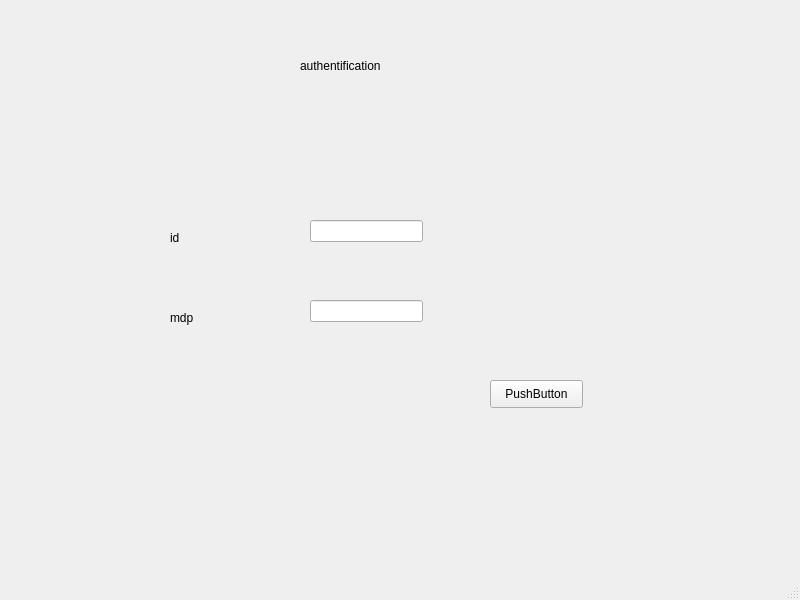
First picture: the form in mainwindow.ui, repository taiefhilali/THE_MUNCH_CULTURE, before the edit.
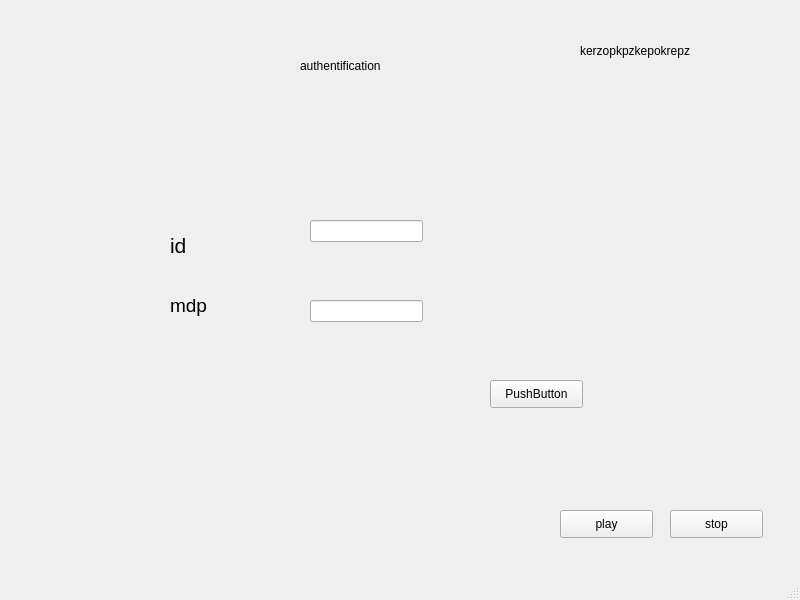
Second picture: the form after the edit.

What changed in the file:
```diff
--- a/mainwindow.ui
+++ b/mainwindow.ui
@@ -32,25 +32,25 @@
      <rect>
       <x>170</x>
       <y>230</y>
-      <width>55</width>
-      <height>16</height>
+      <width>81</width>
+      <height>31</height>
      </rect>
     </property>
     <property name="text">
-     <string>id</string>
+     <string>&lt;html&gt;&lt;head/&gt;&lt;body&gt;&lt;p&gt;&lt;span style=&quot; font-size:16pt; color:#000000;&quot;&gt;id&lt;/span&gt;&lt;/p&gt;&lt;/body&gt;&lt;/html&gt;</string>
     </property>
    </widget>
    <widget class="QLabel" name="label_3">
     <property name="geometry">
      <rect>
       <x>170</x>
-      <y>310</y>
-      <width>55</width>
-      <height>16</height>
+      <y>290</y>
+      <width>71</width>
+      <height>31</height>
      </rect>
     </property>
     <property name="text">
-     <string>mdp</string>
+     <string>&lt;html&gt;&lt;head/&gt;&lt;body&gt;&lt;p&gt;&lt;span style=&quot; font-size:14pt; color:#000000;&quot;&gt;mdp&lt;/span&gt;&lt;/p&gt;&lt;/body&gt;&lt;/html&gt;</string>
     </property>
    </widget>
    <widget class="QLineEdit" name="lineEdit">
@@ -86,6 +86,57 @@
      <string>PushButton</string>
     </property>
    </widget>
+   <widget class="QLabel" name="label_date_time">
+    <property name="geometry">
+     <rect>
+      <x>580</x>
+      <y>30</y>
+      <width>181</width>
+      <height>41</height>
+     </rect>
+    </property>
+    <property name="text">
+     <string>kerzopkpzkepokrepz</string>
+    </property>
+    <property name="scaledContents">
+     <bool>true</bool>
+    </property>
+   </widget>
+   <widget class="QPushButton" name="pushButton_2">
+    <property name="geometry">
+     <rect>
+      <x>560</x>
+      <y>510</y>
+      <width>93</width>
+      <height>28</height>
+     </rect>
+    </property>
+    <property name="text">
+     <string>play</string>
+    </property>
+   </widget>
+   <widget class="QPushButton" name="pushButton_3">
+    <property name="geometry">
+     <rect>
+      <x>670</x>
+      <y>510</y>
+      <width>93</width>
+      <height>28</height>
+     </rect>
+    </property>
+    <property name="text">
+     <string>stop</string>
+    </property>
+   </widget>
+   <zorder>label</zorder>
+   <zorder>label_2</zorder>
+   <zorder>label_3</zorder>
+   <zorder>username</zorder>
+   <zorder>password</zorder>
+   <zorder>pushButton</zorder>
+   <zorder>pushButton_2</zorder>
+   <zorder>pushButton_3</zorder>
+   <zorder>label_date_time</zorder>
   </widget>
   <widget class="QMenuBar" name="menubar">
    <property name="geometry">
```
Left out of the diff: 4 changed lines with no effect on the pictures.
